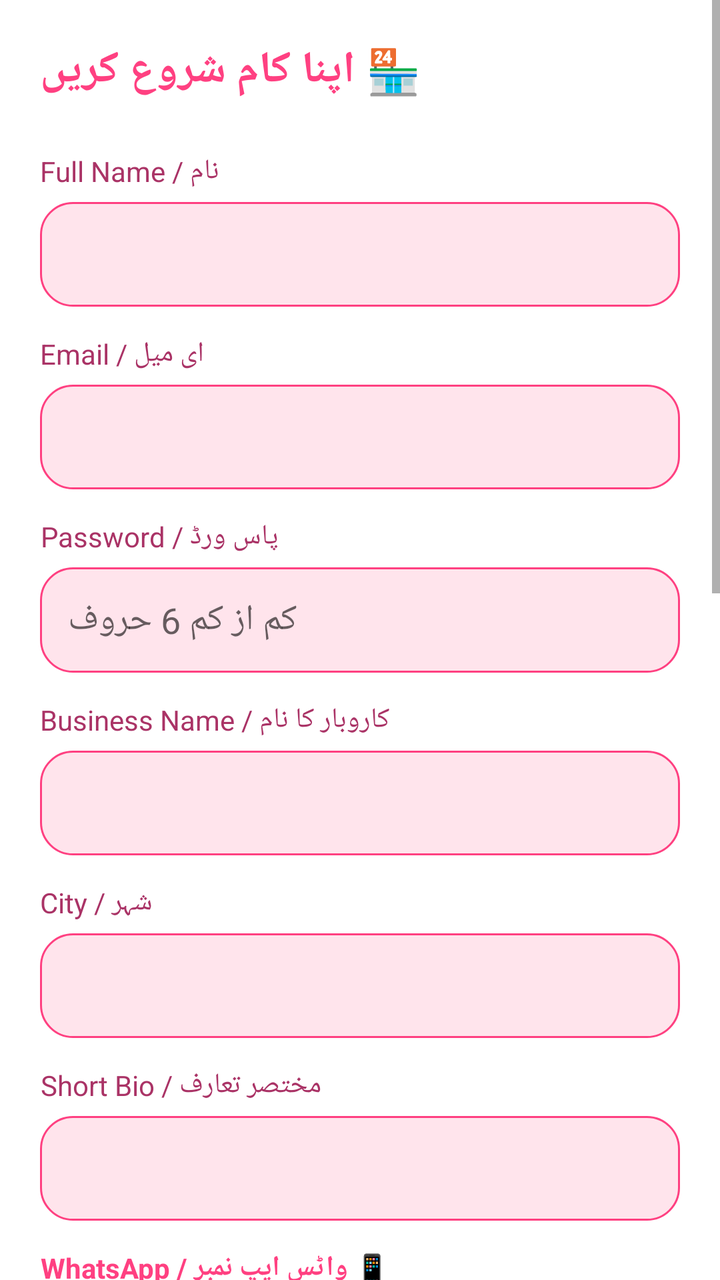
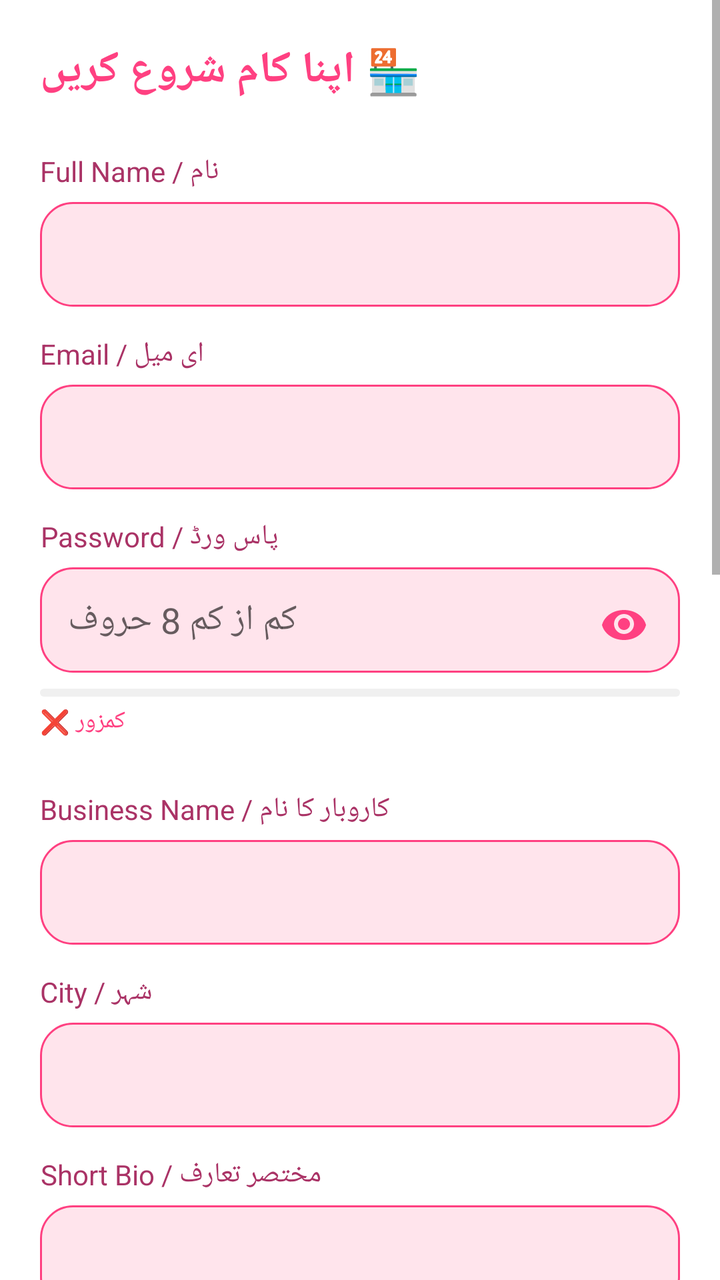

The first picture is an Android layout as it rendered before a commit; the second is the same layout after the commit. The layout source and the unified diff follow.
<!-- AndroidManifest.xml: application theme Theme.SheEmpower -->
<!-- res/layout/activity_seller_registration.xml -->
<?xml version="1.0" encoding="utf-8"?>
<ScrollView xmlns:android="http://schemas.android.com/apk/res/android"
    android:layout_width="match_parent" android:layout_height="match_parent" android:background="#FFFFFF">
    <LinearLayout
        android:layout_width="match_parent" android:layout_height="wrap_content"
        android:orientation="vertical" android:padding="20dp">

        <RelativeLayout
            android:layout_width="match_parent"
            android:layout_height="wrap_content">

            <TextView android:layout_width="wrap_content" android:layout_height="wrap_content"
                android:text="🏪 اپنا کام شروع کریں" android:textSize="22sp" android:textStyle="bold" android:textColor="#FF4081" />

            <ImageButton
                android:id="@+id/btnSpeaker"
                android:layout_width="40dp"
                android:layout_height="40dp"
                android:layout_alignParentEnd="true"
                android:layout_centerVertical="true"
                android:background="?attr/selectableItemBackgroundBorderless"
                android:src="@drawable/ic_speaker"
                android:contentDescription="Speaker" />
        </RelativeLayout>

        <TextView android:layout_width="wrap_content" android:layout_height="wrap_content" android:text="نام / Full Name" android:textColor="#AA3366" android:layout_marginTop="16dp" />
        <com.google.android.material.textfield.TextInputEditText android:id="@+id/etSellerName"
            android:layout_width="match_parent" android:layout_height="wrap_content"
            android:padding="14dp" android:background="@drawable/bg_rounded_pink" android:layout_marginTop="6dp" />

        <TextView android:layout_width="wrap_content" android:layout_height="wrap_content" android:text="ای میل / Email" android:textColor="#AA3366" android:layout_marginTop="14dp" />
        <com.google.android.material.textfield.TextInputEditText android:id="@+id/etSellerEmail"
            android:layout_width="match_parent" android:layout_height="wrap_content"
            android:padding="14dp" android:background="@drawable/bg_rounded_pink" android:layout_marginTop="6dp" />

        <TextView android:layout_width="wrap_content" android:layout_height="wrap_content" android:text="پاس ورڈ / Password" android:textColor="#AA3366" android:layout_marginTop="14dp" />
        <com.google.android.material.textfield.TextInputEditText android:id="@+id/etSellerPassword"
            android:layout_width="match_parent" android:layout_height="wrap_content"
            android:inputType="textPassword" android:hint="کم از کم 6 حروف" android:padding="14dp"
            android:background="@drawable/bg_rounded_pink" android:layout_marginTop="6dp" />

        <TextView android:layout_width="wrap_content" android:layout_height="wrap_content" android:text="کاروبار کا نام / Business Name" android:textColor="#AA3366" android:layout_marginTop="14dp" />
        <com.google.android.material.textfield.TextInputEditText android:id="@+id/etBusinessName"
            android:layout_width="match_parent" android:layout_height="wrap_content"
            android:padding="14dp" android:background="@drawable/bg_rounded_pink" android:layout_marginTop="6dp" />

        <TextView android:layout_width="wrap_content" android:layout_height="wrap_content" android:text="شہر / City" android:textColor="#AA3366" android:layout_marginTop="14dp" />
        <com.google.android.material.textfield.TextInputEditText android:id="@+id/etCity"
            android:layout_width="match_parent" android:layout_height="wrap_content"
            android:padding="14dp" android:background="@drawable/bg_rounded_pink" android:layout_marginTop="6dp" />

        <TextView android:layout_width="wrap_content" android:layout_height="wrap_content" android:text="مختصر تعارف / Short Bio" android:textColor="#AA3366" android:layout_marginTop="14dp" />
        <com.google.android.material.textfield.TextInputEditText android:id="@+id/etBio"
            android:layout_width="match_parent" android:layout_height="wrap_content"
            android:padding="14dp" android:background="@drawable/bg_rounded_pink" android:layout_marginTop="6dp" />

        <TextView android:layout_width="wrap_content" android:layout_height="wrap_content" android:text="📱 واٹس ایپ نمبر / WhatsApp" android:textColor="#FF4081" android:textStyle="bold" android:layout_marginTop="14dp" />
        <com.google.android.material.textfield.TextInputEditText android:id="@+id/etWhatsApp"
            android:layout_width="match_parent" android:layout_height="wrap_content"
            android:hint="923001234567" android:inputType="phone" android:padding="14dp"
            android:background="@drawable/bg_rounded_green" android:layout_marginTop="6dp" />
        <TextView android:id="@+id/tvWhatsAppHint"
            android:layout_width="match_parent" android:layout_height="wrap_content"
            android:textColor="#4CAF50" android:textSize="12sp" android:layout_marginTop="6dp" />

        <TextView android:layout_width="wrap_content" android:layout_height="wrap_content" android:text="🛍️ زمرہ / Category" android:textColor="#AA3366" android:layout_marginTop="14dp" />
        <Spinner android:id="@+id/spinnerCategory"
            android:layout_width="match_parent" android:layout_height="wrap_content" android:layout_marginTop="6dp" />

        <TextView android:layout_width="wrap_content" android:layout_height="wrap_content"
            android:text="🙋‍♀️ آپ کتنے لوگوں کے لیے کام کر سکتی ہیں؟" android:textColor="#AA3366" android:textStyle="bold" android:layout_marginTop="14dp" />
        <com.google.android.material.textfield.TextInputEditText android:id="@+id/etCapacity"
            android:layout_width="match_parent" android:layout_height="wrap_content"
            android:hint="مثال: 50 لوگوں تک کھانا بنا سکتی ہوں" android:padding="14dp"
            android:background="@drawable/bg_rounded_pink" android:layout_marginTop="6dp" />

        <TextView android:id="@+id/tvDeliverLabel"
            android:layout_width="wrap_content" android:layout_height="wrap_content"
            android:textColor="#AA3366" android:textStyle="bold" android:layout_marginTop="14dp" />
        <Spinner android:id="@+id/spinnerCanDeliver"
            android:layout_width="match_parent" android:layout_height="wrap_content" android:layout_marginTop="6dp" />

        <TextView android:layout_width="wrap_content" android:layout_height="wrap_content"
            android:text="📍 دکان / گھر کا مکمل پتہ (اگر آپ خود نہ جا سکیں تو خریدار کو یہی دکھایا جائے گا)"
            android:textColor="#AA3366" android:textStyle="bold" android:layout_marginTop="14dp" />
        <com.google.android.material.textfield.TextInputEditText android:id="@+id/etShopAddress"
            android:layout_width="match_parent" android:layout_height="wrap_content"
            android:hint="مکمل پتہ لکھیں" android:padding="14dp"
            android:background="@drawable/bg_rounded_pink" android:layout_marginTop="6dp" />

        <TextView android:layout_width="wrap_content" android:layout_height="wrap_content"
            android:text="📋 شناختی کارڈ (ضروری)" android:textColor="#AA3366" android:layout_marginTop="16dp" />
        <Button android:id="@+id/btnPickCnic"
            android:layout_width="match_parent" android:layout_height="52dp"
            android:text="📷 تصویر اپلوڈ کریں" android:layout_marginTop="6dp"
            android:backgroundTint="#FFE4EC" android:textColor="#FF4081" />
        <TextView android:id="@+id/tvCnicStatus"
            android:layout_width="match_parent" android:layout_height="wrap_content"
            android:textColor="#888888" android:layout_marginTop="4dp" />

        <TextView android:layout_width="wrap_content" android:layout_height="wrap_content"
            android:text="🎙️ آواز کا تعارف (اختیاری)" android:textColor="#AA3366" android:layout_marginTop="14dp" />
        <LinearLayout android:layout_width="match_parent" android:layout_height="wrap_content" android:orientation="horizontal" android:layout_marginTop="6dp">
            <Button android:id="@+id/btnRecord"
                android:layout_width="0dp" android:layout_height="52dp" android:layout_weight="1"
                android:text="🎙 ریکارڈ کریں" android:textSize="12sp" android:backgroundTint="#FF4081" android:textColor="#FFFFFF" />
            <Button android:id="@+id/btnPickAudio"
                android:layout_width="0dp" android:layout_height="52dp" android:layout_weight="1"
                android:layout_marginStart="8dp" android:text="📁 اپلوڈ" android:textSize="12sp"
                android:backgroundTint="#FFE4EC" android:textColor="#FF4081" />
        </LinearLayout>
        <TextView android:id="@+id/tvVoiceStatus"
            android:layout_width="match_parent" android:layout_height="wrap_content"
            android:textColor="#888888" android:layout_marginTop="4dp" android:layout_marginBottom="20dp" />

        <Button android:id="@+id/btnSellerRegister"
            android:layout_width="match_parent" android:layout_height="58dp"
            android:text="🚀 رجسٹریشن جمع کروائیں" android:backgroundTint="#FF4081" android:textColor="#FFFFFF" />

    </LinearLayout>
</ScrollView>
<!-- resources referenced by this layout -->
<resources>
  <!-- drawable bg_rounded_green (drawable) -->
  <?xml version="1.0" encoding="utf-8"?>
  <shape xmlns:android="http://schemas.android.com/apk/res/android">
      <solid android:color="#E8F9EF" />
      <stroke android:width="1.5dp" android:color="#25D366" />
      <corners android:radius="16dp" />
  </shape>
  <!-- drawable bg_rounded_pink (drawable) -->
  <?xml version="1.0" encoding="utf-8"?>
  <shape xmlns:android="http://schemas.android.com/apk/res/android">
      <solid android:color="#FFE4EC" />
      <stroke android:width="1dp" android:color="#FF4081" />
      <corners android:radius="16dp" />
  </shape>
  <!-- drawable ic_speaker (drawable) -->
  <?xml version="1.0" encoding="utf-8"?>
  <vector xmlns:android="http://schemas.android.com/apk/res/android"
      android:width="24dp"
      android:height="24dp"
      android:viewportWidth="24"
      android:viewportHeight="24">
      <path
          android:fillColor="#FFFFFF"
          android:pathData="M3,9v6h4l5,5V4L7,9H3zm13.5,3c0-1.77-1.02-3.29-2.5-4.03v8.05c1.48-0.73,2.5-2.25,2.5-4.02zM14,3.23v2.06c2.89,0.86,5,3.54,5,6.71s-2.11,5.85-5,6.71v2.06c4.01-0.91,7-4.49,7-8.77s-2.99-7.86-7-8.77z"/>
  </vector>
  <style name="Theme.SheEmpower" parent="Theme.MaterialComponents.DayNight.NoActionBar">
          <item name="colorPrimary">@color/primary_pink</item>
          <item name="colorPrimaryVariant">@color/primary_pink</item>
          <item name="colorOnPrimary">@android:color/white</item>
          <item name="android:statusBarColor">@color/primary_pink</item>
          <item name="android:windowBackground">@android:color/white</item>
      </style>
  <color name="primary_pink">#FF4081</color>
</resources>

<!-- the commit's change to res/layout/activity_seller_registration.xml (unified diff, before → after) -->
@@ -23,37 +23,106 @@
                 android:contentDescription="Speaker" />
         </RelativeLayout>
 
+        
+        
+        
         <TextView android:layout_width="wrap_content" android:layout_height="wrap_content" android:text="نام / Full Name" android:textColor="#AA3366" android:layout_marginTop="16dp" />
         <com.google.android.material.textfield.TextInputEditText android:id="@+id/etSellerName"
             android:layout_width="match_parent" android:layout_height="wrap_content"
             android:padding="14dp" android:background="@drawable/bg_rounded_pink" android:layout_marginTop="6dp" />
 
+        
+        
+        
         <TextView android:layout_width="wrap_content" android:layout_height="wrap_content" android:text="ای میل / Email" android:textColor="#AA3366" android:layout_marginTop="14dp" />
         <com.google.android.material.textfield.TextInputEditText android:id="@+id/etSellerEmail"
             android:layout_width="match_parent" android:layout_height="wrap_content"
             android:padding="14dp" android:background="@drawable/bg_rounded_pink" android:layout_marginTop="6dp" />
 
+        
+        
+        
         <TextView android:layout_width="wrap_content" android:layout_height="wrap_content" android:text="پاس ورڈ / Password" android:textColor="#AA3366" android:layout_marginTop="14dp" />
-        <com.google.android.material.textfield.TextInputEditText android:id="@+id/etSellerPassword"
-            android:layout_width="match_parent" android:layout_height="wrap_content"
-            android:inputType="textPassword" android:hint="کم از کم 6 حروف" android:padding="14dp"
-            android:background="@drawable/bg_rounded_pink" android:layout_marginTop="6dp" />
-
+
+        
+        <FrameLayout
+            android:layout_width="match_parent"
+            android:layout_height="wrap_content"
+            android:layout_marginTop="6dp"
+            android:layout_marginBottom="8dp">
+
+            <com.google.android.material.textfield.TextInputEditText
+                android:id="@+id/etSellerPassword"
+                android:layout_width="match_parent"
+                android:layout_height="wrap_content"
+                android:inputType="textPassword"
+                android:hint="کم از کم 8 حروف"
+                android:padding="14dp"
+                android:paddingEnd="45dp"
+                android:background="@drawable/bg_rounded_pink" />
+
+            
+            <ImageButton
+                android:id="@+id/togglePasswordVisibility"
+                android:layout_width="40dp"
+                android:layout_height="40dp"
+                android:layout_gravity="end|center_vertical"
+                android:layout_marginEnd="8dp"
+                android:background="?attr/selectableItemBackgroundBorderless"
+                android:src="@drawable/ic_eye_closed"
+                android:contentDescription="Toggle Password Visibility"
+                android:scaleType="centerInside" />
+        </FrameLayout>
+
+        
+        
+        
+        
+        <ProgressBar
+            android:id="@+id/passwordStrengthBar"
+            android:layout_width="match_parent"
+            android:layout_height="4dp"
+            android:layout_marginBottom="4dp"
+            android:progressDrawable="@drawable/progress_password_strength"
+            style="@style/Widget.AppCompat.ProgressBar.Horizontal" />
+
+        
+        <TextView
+            android:id="@+id/passwordStrengthText"
+            android:layout_width="wrap_content"
+            android:layout_height="wrap_content"
+            android:text="کمزور ❌"
+            android:textSize="12sp"
+            android:textColor="#FF4081"
+            android:layout_marginBottom="12dp" />
+
+        
+        
+        
         <TextView android:layout_width="wrap_content" android:layout_height="wrap_content" android:text="کاروبار کا نام / Business Name" android:textColor="#AA3366" android:layout_marginTop="14dp" />
         <com.google.android.material.textfield.TextInputEditText android:id="@+id/etBusinessName"
             android:layout_width="match_parent" android:layout_height="wrap_content"
             android:padding="14dp" android:background="@drawable/bg_rounded_pink" android:layout_marginTop="6dp" />
 
+        
+        
+        
         <TextView android:layout_width="wrap_content" android:layout_height="wrap_content" android:text="شہر / City" android:textColor="#AA3366" android:layout_marginTop="14dp" />
         <com.google.android.material.textfield.TextInputEditText android:id="@+id/etCity"
             android:layout_width="match_parent" android:layout_height="wrap_content"
             android:padding="14dp" android:background="@drawable/bg_rounded_pink" android:layout_marginTop="6dp" />
 
+        
+        
+        
         <TextView android:layout_width="wrap_content" android:layout_height="wrap_content" android:text="مختصر تعارف / Short Bio" android:textColor="#AA3366" android:layout_marginTop="14dp" />
         <com.google.android.material.textfield.TextInputEditText android:id="@+id/etBio"
             android:layout_width="match_parent" android:layout_height="wrap_content"
             android:padding="14dp" android:background="@drawable/bg_rounded_pink" android:layout_marginTop="6dp" />
 
+        
+        
+        
         <TextView android:layout_width="wrap_content" android:layout_height="wrap_content" android:text="📱 واٹس ایپ نمبر / WhatsApp" android:textColor="#FF4081" android:textStyle="bold" android:layout_marginTop="14dp" />
         <com.google.android.material.textfield.TextInputEditText android:id="@+id/etWhatsApp"
             android:layout_width="match_parent" android:layout_height="wrap_content"
@@ -63,10 +132,16 @@
             android:layout_width="match_parent" android:layout_height="wrap_content"
             android:textColor="#4CAF50" android:textSize="12sp" android:layout_marginTop="6dp" />
 
+        
+        
+        
         <TextView android:layout_width="wrap_content" android:layout_height="wrap_content" android:text="🛍️ زمرہ / Category" android:textColor="#AA3366" android:layout_marginTop="14dp" />
         <Spinner android:id="@+id/spinnerCategory"
             android:layout_width="match_parent" android:layout_height="wrap_content" android:layout_marginTop="6dp" />
 
+        
+        
+        
         <TextView android:layout_width="wrap_content" android:layout_height="wrap_content"
             android:text="🙋‍♀️ آپ کتنے لوگوں کے لیے کام کر سکتی ہیں؟" android:textColor="#AA3366" android:textStyle="bold" android:layout_marginTop="14dp" />
         <com.google.android.material.textfield.TextInputEditText android:id="@+id/etCapacity"
@@ -74,12 +149,18 @@
             android:hint="مثال: 50 لوگوں تک کھانا بنا سکتی ہوں" android:padding="14dp"
             android:background="@drawable/bg_rounded_pink" android:layout_marginTop="6dp" />
 
+        
+        
+        
         <TextView android:id="@+id/tvDeliverLabel"
             android:layout_width="wrap_content" android:layout_height="wrap_content"
             android:textColor="#AA3366" android:textStyle="bold" android:layout_marginTop="14dp" />
         <Spinner android:id="@+id/spinnerCanDeliver"
             android:layout_width="match_parent" android:layout_height="wrap_content" android:layout_marginTop="6dp" />
 
+        
+        
+        
         <TextView android:layout_width="wrap_content" android:layout_height="wrap_content"
             android:text="📍 دکان / گھر کا مکمل پتہ (اگر آپ خود نہ جا سکیں تو خریدار کو یہی دکھایا جائے گا)"
             android:textColor="#AA3366" android:textStyle="bold" android:layout_marginTop="14dp" />
@@ -88,6 +169,9 @@
             android:hint="مکمل پتہ لکھیں" android:padding="14dp"
             android:background="@drawable/bg_rounded_pink" android:layout_marginTop="6dp" />
 
+        
+        
+        
         <TextView android:layout_width="wrap_content" android:layout_height="wrap_content"
             android:text="📋 شناختی کارڈ (ضروری)" android:textColor="#AA3366" android:layout_marginTop="16dp" />
         <Button android:id="@+id/btnPickCnic"
@@ -98,6 +182,9 @@
             android:layout_width="match_parent" android:layout_height="wrap_content"
             android:textColor="#888888" android:layout_marginTop="4dp" />
 
+        
+        
+        
         <TextView android:layout_width="wrap_content" android:layout_height="wrap_content"
             android:text="🎙️ آواز کا تعارف (اختیاری)" android:textColor="#AA3366" android:layout_marginTop="14dp" />
         <LinearLayout android:layout_width="match_parent" android:layout_height="wrap_content" android:orientation="horizontal" android:layout_marginTop="6dp">
@@ -113,6 +200,9 @@
             android:layout_width="match_parent" android:layout_height="wrap_content"
             android:textColor="#888888" android:layout_marginTop="4dp" android:layout_marginBottom="20dp" />
 
+        
+        
+        
         <Button android:id="@+id/btnSellerRegister"
             android:layout_width="match_parent" android:layout_height="58dp"
             android:text="🚀 رجسٹریشن جمع کروائیں" android:backgroundTint="#FF4081" android:textColor="#FFFFFF" />
<!-- resource entries referenced after the edit -->
@@ -14,6 +14,17 @@
       <stroke android:width="1dp" android:color="#FF4081" />
       <corners android:radius="16dp" />
   </shape>
+  <!-- drawable ic_eye_closed (drawable) -->
+  <?xml version="1.0" encoding="utf-8"?>
+  <vector xmlns:android="http://schemas.android.com/apk/res/android"
+      android:width="24dp"
+      android:height="24dp"
+      android:viewportWidth="24"
+      android:viewportHeight="24">
+      <path
+          android:fillColor="#FF4081"
+          android:pathData="M12,7C6.48,7 2.14,10.14 1,14.5C2.14,18.86 6.48,22 12,22C17.52,22 21.86,18.86 23,14.5C21.86,10.14 17.52,7 12,7ZM12,19C9.24,19 7,16.76 7,14C7,11.24 9.24,9 12,9C14.76,9 17,11.24 17,14C17,16.76 14.76,19 12,19ZM12,11C10.34,11 9,12.34 9,14C9,15.66 10.34,17 12,17C13.66,17 15,15.66 15,14C15,12.34 13.66,11 12,11Z" />
+  </vector>
   <!-- drawable ic_speaker (drawable) -->
   <?xml version="1.0" encoding="utf-8"?>
   <vector xmlns:android="http://schemas.android.com/apk/res/android"
@@ -25,6 +36,27 @@
           android:fillColor="#FFFFFF"
           android:pathData="M3,9v6h4l5,5V4L7,9H3zm13.5,3c0-1.77-1.02-3.29-2.5-4.03v8.05c1.48-0.73,2.5-2.25,2.5-4.02zM14,3.23v2.06c2.89,0.86,5,3.54,5,6.71s-2.11,5.85-5,6.71v2.06c4.01-0.91,7-4.49,7-8.77s-2.99-7.86-7-8.77z"/>
   </vector>
+  <!-- drawable progress_password_strength (drawable) -->
+  <?xml version="1.0" encoding="utf-8"?>
+  <layer-list xmlns:android="http://schemas.android.com/apk/res/android">
+      
+      <item android:id="@android:id/background">
+          <shape android:shape="rectangle">
+              <solid android:color="#F0F0F0" />
+              <corners android:radius="2dp" />
+          </shape>
+      </item>
+  
+      
+      <item android:id="@android:id/progress">
+          <clip>
+              <shape android:shape="rectangle">
+                  <solid android:color="#FF4081" />
+                  <corners android:radius="2dp" />
+              </shape>
+          </clip>
+      </item>
+  </layer-list>
   <style name="Theme.SheEmpower" parent="Theme.MaterialComponents.DayNight.NoActionBar">
           <item name="colorPrimary">@color/primary_pink</item>
           <item name="colorPrimaryVariant">@color/primary_pink</item>
